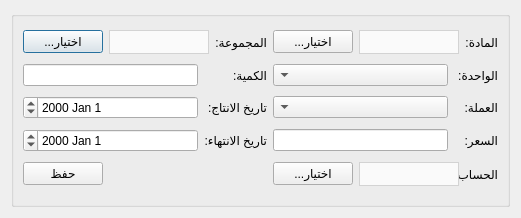
Above: Ui_AddMaterialToWarehouse.ui from rabee361/E-commerce2 before the change. Below: the same form after it.
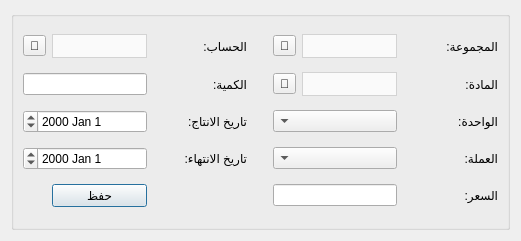
That is the form after the change.

Diff of the .ui file:
```diff
--- a/Ui_AddMaterialToWarehouse.ui
+++ b/Ui_AddMaterialToWarehouse.ui
@@ -7,26 +7,29 @@
     <x>0</x>
     <y>0</y>
     <width>521</width>
-    <height>218</height>
+    <height>241</height>
    </rect>
   </property>
   <property name="minimumSize">
    <size>
-    <width>521</width>
-    <height>200</height>
+    <width>500</width>
+    <height>0</height>
    </size>
   </property>
   <property name="maximumSize">
    <size>
-    <width>521</width>
-    <height>400</height>
+    <width>16777215</width>
+    <height>16777215</height>
    </size>
   </property>
   <property name="windowTitle">
    <string>إضافة مادة إلى المستودع</string>
   </property>
+  <property name="layoutDirection">
+   <enum>Qt::RightToLeft</enum>
+  </property>
   <layout class="QGridLayout" name="gridLayout">
-   <item row="1" column="0">
+   <item row="0" column="0">
     <widget class="QGroupBox" name="groupBox">
      <property name="layoutDirection">
       <enum>Qt::RightToLeft</enum>
@@ -35,57 +38,218 @@
       <string/>
      </property>
      <layout class="QGridLayout" name="gridLayout_2">
-      <item row="2" column="4" colspan="2">
-       <widget class="QLineEdit" name="quantity_input">
-        <property name="minimumSize">
-         <size>
-          <width>150</width>
-          <height>0</height>
-         </size>
-        </property>
-        <property name="maximumSize">
-         <size>
-          <width>200</width>
-          <height>16777215</height>
-         </size>
-        </property>
-       </widget>
-      </item>
-      <item row="0" column="3">
+      <item row="0" column="0">
        <widget class="QLabel" name="label">
         <property name="text">
          <string>المجموعة:</string>
         </property>
        </widget>
       </item>
-      <item row="0" column="5">
-       <widget class="QPushButton" name="select_group_btn">
+      <item row="0" column="1">
+       <widget class="QComboBox" name="groups_combobox">
+        <property name="minimumSize">
+         <size>
+          <width>0</width>
+          <height>0</height>
+         </size>
+        </property>
+        <property name="maximumSize">
+         <size>
+          <width>16777215</width>
+          <height>16777215</height>
+         </size>
+        </property>
+        <property name="styleSheet">
+         <string notr="true">QComboBox {
+        background-color: #fafafa;
+        border: 1px solid lightgrey;		
+		height: 22px;
+		color: black;
+    }
+    QComboBox::drop-down {
+        border: none;
+    }</string>
+        </property>
+       </widget>
+      </item>
+      <item row="0" column="2">
+       <widget class="QToolButton" name="select_group_btn">
         <property name="text">
-         <string>...اختيار</string>
+         <string>🔎</string>
         </property>
        </widget>
       </item>
-      <item row="6" column="0">
+      <item row="0" column="4">
        <widget class="QLabel" name="label_9">
         <property name="text">
          <string>الحساب:</string>
         </property>
        </widget>
       </item>
-      <item row="4" column="3">
-       <widget class="QLabel" name="label_6">
+      <item row="0" column="5">
+       <widget class="QComboBox" name="account_combobox">
+        <property name="minimumSize">
+         <size>
+          <width>0</width>
+          <height>0</height>
+         </size>
+        </property>
+        <property name="maximumSize">
+         <size>
+          <width>16777215</width>
+          <height>16777215</height>
+         </size>
+        </property>
+        <property name="styleSheet">
+         <string notr="true">QComboBox {
+        background-color: #fafafa;
+        border: 1px solid lightgrey;		
+		height: 22px;
+		color: black;
+    }
+    QComboBox::drop-down {
+        border: none;
+    }</string>
+        </property>
+       </widget>
+      </item>
+      <item row="0" column="6">
+       <widget class="QToolButton" name="select_account_btn">
         <property name="text">
-         <string>تاريخ الانتهاء:</string>
+         <string>🔎</string>
         </property>
        </widget>
       </item>
-      <item row="2" column="3">
+      <item row="1" column="0">
+       <widget class="QLabel" name="label_3">
+        <property name="text">
+         <string>المادة:</string>
+        </property>
+       </widget>
+      </item>
+      <item row="1" column="1">
+       <widget class="QComboBox" name="materials_combobox">
+        <property name="minimumSize">
+         <size>
+          <width>0</width>
+          <height>0</height>
+         </size>
+        </property>
+        <property name="maximumSize">
+         <size>
+          <width>16777215</width>
+          <height>16777215</height>
+         </size>
+        </property>
+        <property name="styleSheet">
+         <string notr="true">QComboBox {
+        background-color: #fafafa;
+        border: 1px solid lightgrey;		
+		height: 22px;
+		color: black;
+    }
+    QComboBox::drop-down {
+        border: none;
+    }</string>
+        </property>
+       </widget>
+      </item>
+      <item row="1" column="2">
+       <widget class="QToolButton" name="select_material_btn">
+        <property name="text">
+         <string>🔎</string>
+        </property>
+       </widget>
+      </item>
+      <item row="1" column="3" rowspan="2">
+       <spacer name="verticalSpacer">
+        <property name="orientation">
+         <enum>Qt::Vertical</enum>
+        </property>
+        <property name="sizeHint" stdset="0">
+         <size>
+          <width>20</width>
+          <height>40</height>
+         </size>
+        </property>
+       </spacer>
+      </item>
+      <item row="1" column="4">
        <widget class="QLabel" name="label_2">
         <property name="text">
          <string>الكمية:</string>
         </property>
        </widget>
       </item>
+      <item row="1" column="5" colspan="2">
+       <widget class="QLineEdit" name="quantity_input">
+        <property name="minimumSize">
+         <size>
+          <width>0</width>
+          <height>0</height>
+         </size>
+        </property>
+        <property name="maximumSize">
+         <size>
+          <width>16777215</width>
+          <height>16777215</height>
+         </size>
+        </property>
+       </widget>
+      </item>
+      <item row="5" column="0">
+       <widget class="QLabel" name="label_8">
+        <property name="text">
+         <string>السعر:</string>
+        </property>
+       </widget>
+      </item>
+      <item row="5" column="1" colspan="2">
+       <widget class="QLineEdit" name="price_input"/>
+      </item>
+      <item row="5" column="5">
+       <widget class="QPushButton" name="save_btn">
+        <property name="text">
+         <string>حفظ</string>
+        </property>
+       </widget>
+      </item>
+      <item row="2" column="4">
+       <widget class="QLabel" name="label_5">
+        <property name="text">
+         <string>تاريخ الانتاج:</string>
+        </property>
+       </widget>
+      </item>
+      <item row="2" column="5" colspan="2">
+       <widget class="QDateEdit" name="production_date_input"/>
+      </item>
+      <item row="3" column="4">
+       <widget class="QLabel" name="label_6">
+        <property name="text">
+         <string>تاريخ الانتهاء:</string>
+        </property>
+       </widget>
+      </item>
+      <item row="3" column="5" colspan="2">
+       <widget class="QDateEdit" name="expire_date_input"/>
+      </item>
+      <item row="2" column="1" colspan="2">
+       <widget class="QComboBox" name="unit_combobox">
+        <property name="minimumSize">
+         <size>
+          <width>0</width>
+          <height>0</height>
+         </size>
+        </property>
+        <property name="maximumSize">
+         <size>
+          <width>16777215</width>
+          <height>16777215</height>
+         </size>
+        </property>
+       </widget>
+      </item>
       <item row="2" column="0">
        <widget class="QLabel" name="label_4">
         <property name="text">
@@ -93,8 +257,21 @@
         </property>
        </widget>
       </item>
-      <item row="4" column="4" colspan="2">
-       <widget class="QDateEdit" name="expire_date_input"/>
+      <item row="3" column="1" colspan="2">
+       <widget class="QComboBox" name="currency_combobox">
+        <property name="minimumSize">
+         <size>
+          <width>0</width>
+          <height>0</height>
+         </size>
+        </property>
+        <property name="maximumSize">
+         <size>
+          <width>16777215</width>
+          <height>16777215</height>
+         </size>
+        </property>
+       </widget>
       </item>
       <item row="3" column="0">
        <widget class="QLabel" name="label_7">
@@ -103,167 +280,6 @@
         </property>
        </widget>
       </item>
-      <item row="0" column="4">
-       <widget class="QComboBox" name="groups_combobox">
-        <property name="minimumSize">
-         <size>
-          <width>100</width>
-          <height>0</height>
-         </size>
-        </property>
-        <property name="maximumSize">
-         <size>
-          <width>200</width>
-          <height>16777215</height>
-         </size>
-        </property>
-        <property name="styleSheet">
-         <string notr="true">QComboBox {
-        background-color: #fafafa;
-        border: 1px solid lightgrey;		
-		height: 22px;
-		color: black;
-    }
-    QComboBox::drop-down {
-        border: none;
-    }</string>
-        </property>
-       </widget>
-      </item>
-      <item row="3" column="1" colspan="2">
-       <widget class="QComboBox" name="currency_combobox">
-        <property name="minimumSize">
-         <size>
-          <width>100</width>
-          <height>0</height>
-         </size>
-        </property>
-        <property name="maximumSize">
-         <size>
-          <width>200</width>
-          <height>16777215</height>
-         </size>
-        </property>
-       </widget>
-      </item>
-      <item row="3" column="3">
-       <widget class="QLabel" name="label_5">
-        <property name="text">
-         <string>تاريخ الانتاج:</string>
-        </property>
-       </widget>
-      </item>
-      <item row="2" column="1" colspan="2">
-       <widget class="QComboBox" name="unit_combobox">
-        <property name="minimumSize">
-         <size>
-          <width>100</width>
-          <height>0</height>
-         </size>
-        </property>
-        <property name="maximumSize">
-         <size>
-          <width>200</width>
-          <height>16777215</height>
-         </size>
-        </property>
-       </widget>
-      </item>
-      <item row="6" column="5">
-       <widget class="QPushButton" name="save_btn">
-        <property name="text">
-         <string>حفظ</string>
-        </property>
-       </widget>
-      </item>
-      <item row="4" column="1" colspan="2">
-       <widget class="QLineEdit" name="price_input"/>
-      </item>
-      <item row="4" column="0">
-       <widget class="QLabel" name="label_8">
-        <property name="text">
-         <string>السعر:</string>
-        </property>
-       </widget>
-      </item>
-      <item row="6" column="1">
-       <widget class="QComboBox" name="account_combobox">
-        <property name="minimumSize">
-         <size>
-          <width>100</width>
-          <height>0</height>
-         </size>
-        </property>
-        <property name="maximumSize">
-         <size>
-          <width>200</width>
-          <height>16777215</height>
-         </size>
-        </property>
-        <property name="styleSheet">
-         <string notr="true">QComboBox {
-        background-color: #fafafa;
-        border: 1px solid lightgrey;		
-		height: 22px;
-		color: black;
-    }
-    QComboBox::drop-down {
-        border: none;
-    }</string>
-        </property>
-       </widget>
-      </item>
-      <item row="0" column="0">
-       <widget class="QLabel" name="label_3">
-        <property name="text">
-         <string>المادة:</string>
-        </property>
-       </widget>
-      </item>
-      <item row="3" column="4" colspan="2">
-       <widget class="QDateEdit" name="production_date_input"/>
-      </item>
-      <item row="6" column="2">
-       <widget class="QPushButton" name="select_account_btn">
-        <property name="text">
-         <string>...اختيار</string>
-        </property>
-       </widget>
-      </item>
-      <item row="0" column="2">
-       <widget class="QPushButton" name="select_material_btn">
-        <property name="text">
-         <string>...اختيار</string>
-        </property>
-       </widget>
-      </item>
-      <item row="0" column="1">
-       <widget class="QComboBox" name="materials_combobox">
-        <property name="minimumSize">
-         <size>
-          <width>100</width>
-          <height>0</height>
-         </size>
-        </property>
-        <property name="maximumSize">
-         <size>
-          <width>200</width>
-          <height>16777215</height>
-         </size>
-        </property>
-        <property name="styleSheet">
-         <string notr="true">QComboBox {
-        background-color: #fafafa;
-        border: 1px solid lightgrey;		
-		height: 22px;
-		color: black;
-    }
-    QComboBox::drop-down {
-        border: none;
-    }</string>
-        </property>
-       </widget>
-      </item>
      </layout>
     </widget>
    </item>
```
